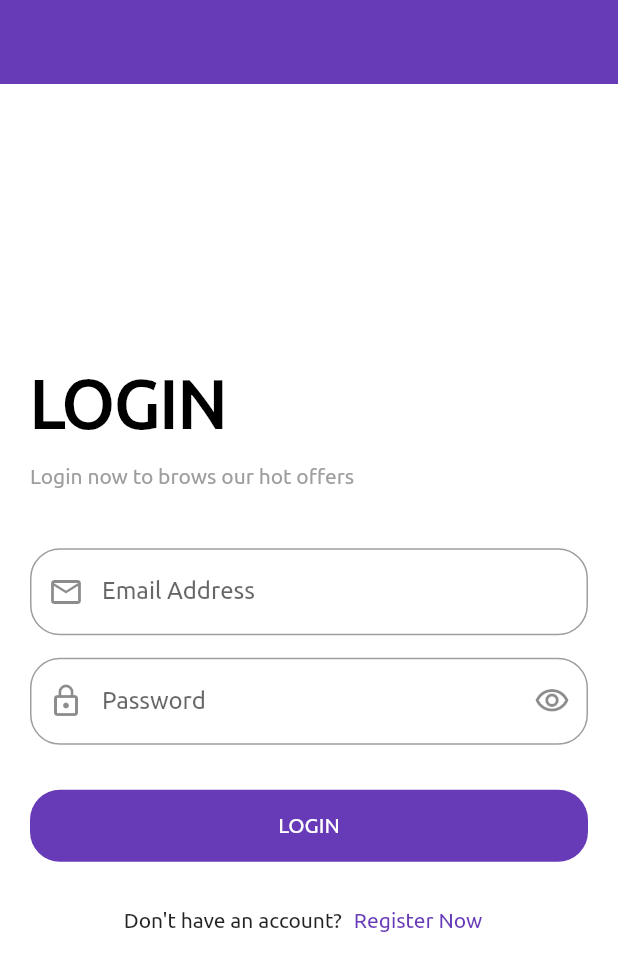
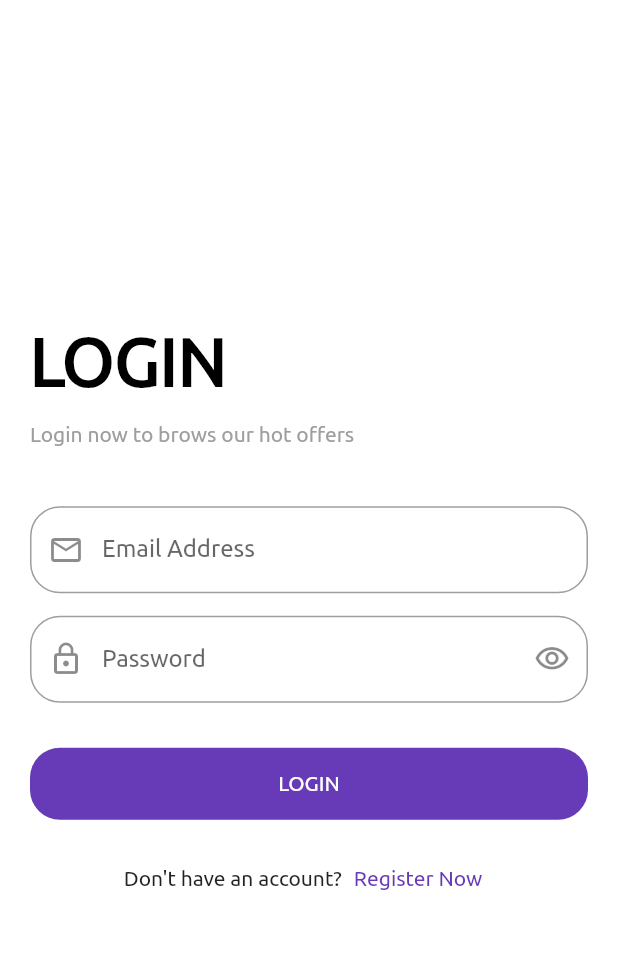
Before and after one commit to GhadaAhmed152420/ShopApp, a Flutter app: the LoginScreen screen opened directly, on a phone screen of 412 x 824 dp. Shown: the top 971 px of the screen. Run offline on Flutter 3.47's test engine with Material 2 defaults, Android fonts, the phone set to English and light mode, and no system bars; our stand-ins replace conditional_builder_null_safety, dio, flutter_bloc, fluttertoast, shared_preferences, smooth_page_indicator; accounts and stored records are empty; network calls fail.

```diff
--- a/lib/shared/components/constants.dart
+++ b/lib/shared/components/constants.dart
@@ -3,7 +3,7 @@ import 'package:flutter/material.dart';
 import '../../views/login_screen.dart';
 import '../network/local/cache_helper.dart';
 
-String token = '';
+String? token = '';
 
 void signOut(context) => CacheHelper.removeData(key: 'token').then((value) {
       Navigator.pushAndRemoveUntil(
--- a/lib/views/login_screen.dart
+++ b/lib/views/login_screen.dart
@@ -43,7 +43,6 @@ class LoginScreen extends StatelessWidget {
           }
         },
         builder: (BuildContext context, Object? state) => Scaffold(
-          appBar: AppBar(),
           body: Center(
             child: SingleChildScrollView(
               child: Padding(
--- a/lib/views/on_boarding_screen.dart
+++ b/lib/views/on_boarding_screen.dart
@@ -51,6 +51,7 @@ class _OnBoardingScreenState extends State<OnBoardingScreen> {
   Widget build(BuildContext context) {
     return Scaffold(
       appBar: AppBar(
+        backgroundColor: Colors.white,
         actions: [
           TextButton(
             onPressed: () {
```
Also changed, not shown: lib/main.dart (+7 -5 lines), lib/views/products_screen.dart (+12 -5 lines), pubspec.lock.
